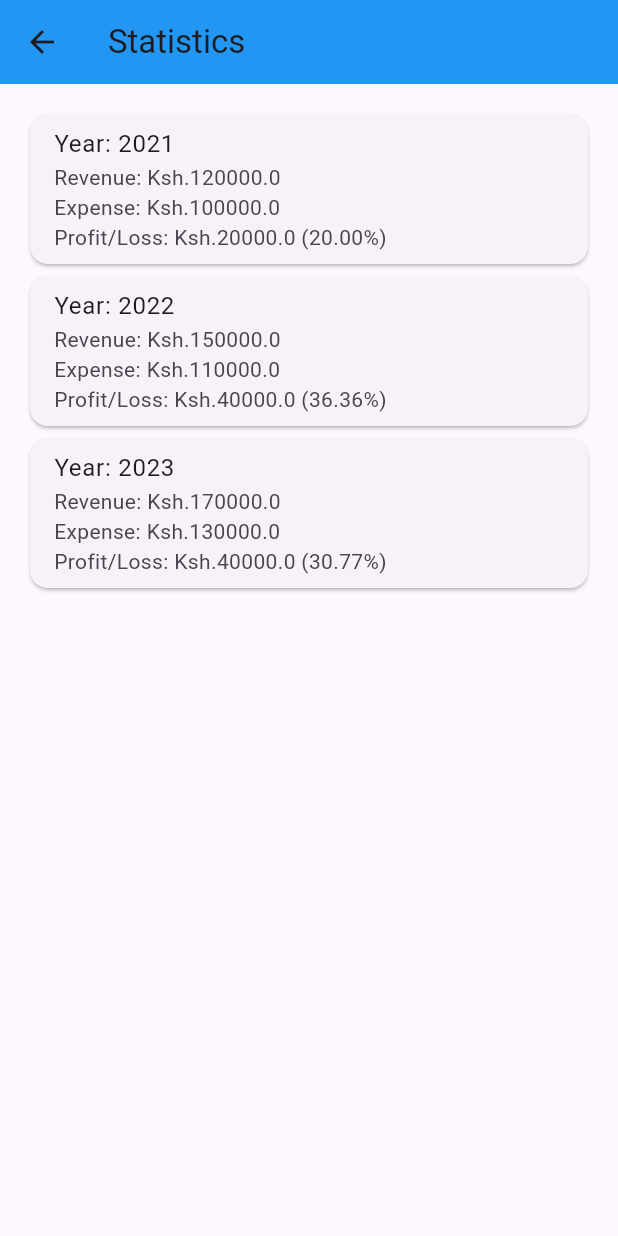
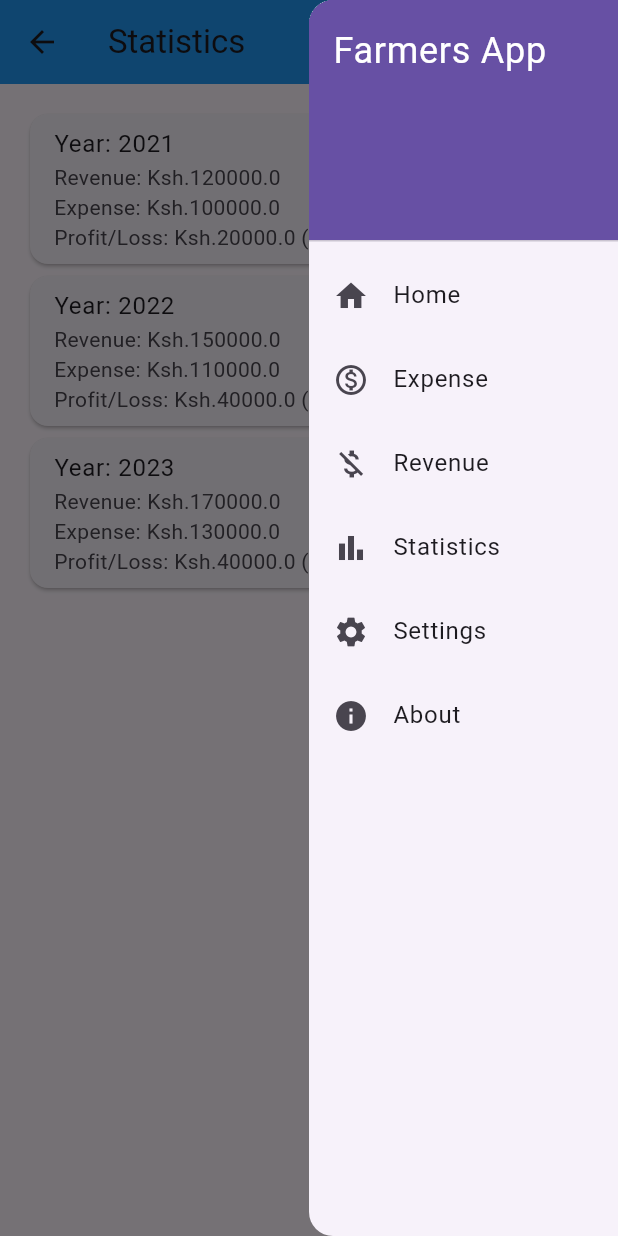
Before and after one commit to BITOKCOLLINS/PLP-PROJECT-FARMERS-APP, a Flutter app: the StatisticsPage screen opened by its route, with the side drawer open (before the commit the screen has no drawer), on a phone screen of 412 x 824 dp. Run offline on Flutter 3.47's test engine with Material 3 defaults, Android fonts, the phone set to English and light mode, and no system bars.

Commit message:
added myDrawer

```diff
--- a/lib/main.dart
+++ b/lib/main.dart
@@ -137,6 +137,18 @@ class _PlantationExpensePageState extends State<PlantationExpensePage> {
       appBar: AppBar(
         title: Text('Enter Plantation Expense'),
         backgroundColor: Colors.blue,
+        actions: [
+          Stack(
+            children: [
+              IconButton(
+                icon: Icon(Icons.bar_chart_outlined), // Statistics icon
+                onPressed: () {
+                  Navigator.pushNamed(context, '/statistics');
+                },
+              ),
+            ],
+          ),
+        ],
       ),
       body: Padding(
         padding: EdgeInsets.all(16.0),
@@ -330,6 +342,10 @@ class StatisticsPage extends StatelessWidget {
     ];
 
     return Scaffold(
+      endDrawer: Container(
+      width: MediaQuery.of(context).size.width * 0.5, // Set desired width (50%)
+      child: const MyDrawer(), // Drawer content widget
+      ),
       appBar: AppBar(
         title: Text('Statistics'),
         backgroundColor: Colors.blue,
@@ -358,3 +374,78 @@ class StatisticsPage extends StatelessWidget {
     );
   }
 }
+
+class MyDrawer extends StatelessWidget {
+  const MyDrawer({Key? key}) : super(key: key);
+
+  @override
+  Widget build(BuildContext context) {
+    return Drawer(
+      child: ListView(
+        padding: EdgeInsets.zero,
+        children: [
+          DrawerHeader(
+            decoration: BoxDecoration(
+              color: Theme.of(context).primaryColor,
+            ),
+            child: Text(
+              'Farmers App',
+              style: TextStyle(
+                color: Colors.white,
+                fontSize: 24,
+              ),
+            ),
+          ),
+          ListTile(
+            leading: Icon(Icons.home),
+            title: Text('Home'),
+            onTap: () {
+              // Navigate to the home screen
+              Navigator.pushReplacementNamed(context, '/expense');
+            },
+          ),
+          ListTile(
+          leading: Icon(Icons.monetization_on_outlined), // Expense Icon
+          title: Text('Expense'),
+          onTap: () {
+            // Navigate to the expense screen
+            Navigator.pushNamed(context, '/expense');
+          },
+          ),
+          ListTile(
+            leading: Icon(Icons.money_off_outlined), // Revenue Icon
+            title: Text('Revenue'),
+            onTap: () {
+              // Navigate to the revenue screen
+              Navigator.pushNamed(context, '/revenue');
+            },
+          ),
+          ListTile(
+            leading: Icon(Icons.bar_chart_outlined), // Statistics Icon
+            title: Text('Statistics'),
+            onTap: () {
+              // Navigate to the statistics screen
+              Navigator.pushNamed(context, '/statistics');
+            },
+          ),
+          ListTile(
+            leading: Icon(Icons.settings),
+            title: Text('Settings'),
+            onTap: () {
+              // Navigate to the settings screen
+              Navigator.pushNamed(context, '/settings');
+            },
+          ),
+          ListTile(
+            leading: Icon(Icons.info),
+            title: Text('About'),
+            onTap: () {
+              // Navigate to the about screen
+              Navigator.pushNamed(context, '/about');
+            },
+          ),
+        ],
+      ),
+    );
+  }
+}
```
